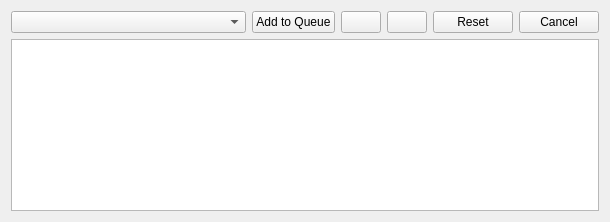
This is src/QSviz/resources/planeditor.ui in BCDA-APS/QSview as Qt 5 draws it before an edit. The edited form follows.
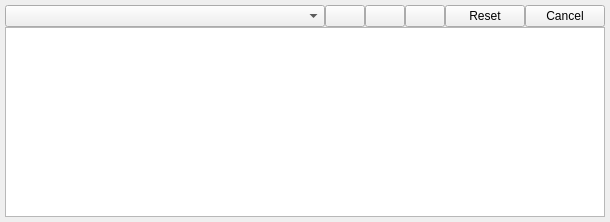
This is the edited form. Icons and pictures are not drawn.

Diff of the .ui file:
```diff
--- a/src/QSviz/resources/planeditor.ui
+++ b/src/QSviz/resources/planeditor.ui
@@ -14,6 +14,21 @@
    <string>Form</string>
   </property>
   <layout class="QVBoxLayout" name="verticalLayout">
+   <property name="spacing">
+    <number>0</number>
+   </property>
+   <property name="leftMargin">
+    <number>5</number>
+   </property>
+   <property name="topMargin">
+    <number>5</number>
+   </property>
+   <property name="rightMargin">
+    <number>5</number>
+   </property>
+   <property name="bottomMargin">
+    <number>5</number>
+   </property>
    <item>
     <layout class="QGridLayout" name="gridLayout" columnstretch="2,0,0,0,0,0">
      <item row="0" column="0">
@@ -56,7 +71,7 @@
         <string>Add plan to queue</string>
        </property>
        <property name="text">
-        <string>Add to Queue</string>
+        <string/>
        </property>
        <property name="icon">
         <iconset>
```
